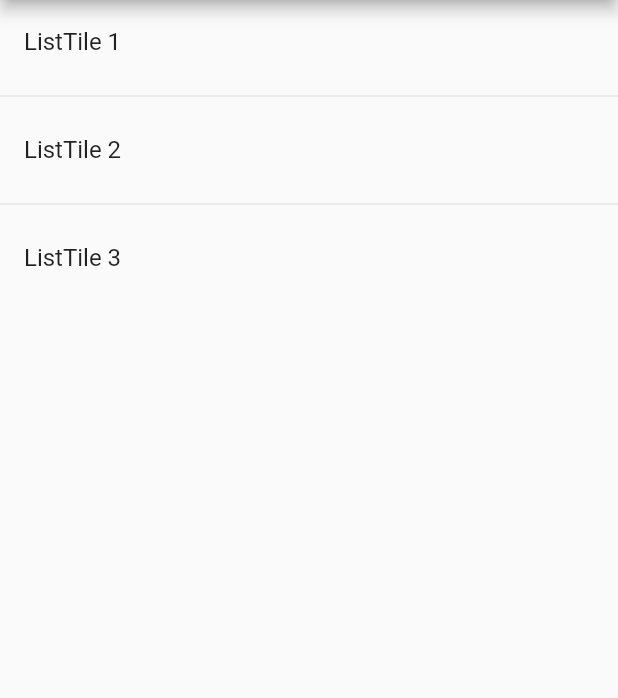
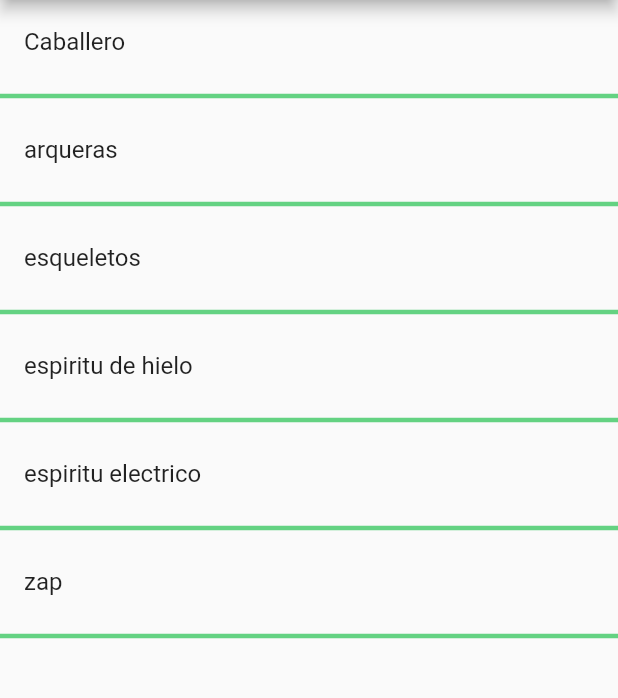
Before and after one commit to Noodle96/Flutter, a Flutter app: the screen it shows after launch, on a phone screen of 412 x 824 dp, the part 84-782 px from its top. Run offline on Flutter 3.47's test engine with Material 2 defaults, Android fonts, the phone set to English and light mode, and no system bars.

Commit message:
Create ListTiles from static list

```diff
--- a/componentes/lib/main.dart
+++ b/componentes/lib/main.dart
@@ -6,7 +6,7 @@ void main() => runApp(MyApp());
 class MyApp extends StatelessWidget {
   @override
   Widget build(BuildContext context) {
-    return const MaterialApp(
+    return MaterialApp(
         title: 'Componentes APP',
         debugShowCheckedModeBanner: false,
         home: HomePageTemp());
--- a/componentes/lib/src/pages/home_temp.dart
+++ b/componentes/lib/src/pages/home_temp.dart
@@ -1,8 +1,16 @@
 import 'package:flutter/material.dart';
 
 class HomePageTemp extends StatelessWidget {
-  const HomePageTemp({Key? key}) : super(key: key);
+  HomePageTemp({Key? key}) : super(key: key);
 
+  final cartasComunes = [
+    'Caballero',
+    'arqueras',
+    'esqueletos',
+    'espiritu de hielo',
+    'espiritu electrico',
+    'zap'
+  ];
   @override
   Widget build(BuildContext context) {
     return Scaffold(
@@ -10,20 +18,24 @@ class HomePageTemp extends StatelessWidget {
         title: const Text('Componentes Temp'),
       ),
       body: ListView(
-        children: const [
-          ListTile(
-            title: Text("ListTile 1"),
-          ),
-          Divider(),
-          ListTile(
-            title: Text("ListTile 2"),
-          ),
-          Divider(),
-          ListTile(
-            title: Text("ListTile 3"),
-          ),
-        ],
+        children: _crearItems(),
       ),
     );
   }
+
+  List<Widget> _crearItems() {
+    List<Widget> listaWidgets = <Widget>[];
+    for (String cart in cartasComunes) {
+      final widgetTemp = ListTile(
+        title: Text(cart),
+      );
+      listaWidgets
+        ..add(widgetTemp)
+        ..add(const Divider(
+          color: Color.fromRGBO(100, 210, 130, 1),
+          thickness: 3,
+        ));
+    }
+    return listaWidgets;
+  }
 }
```
